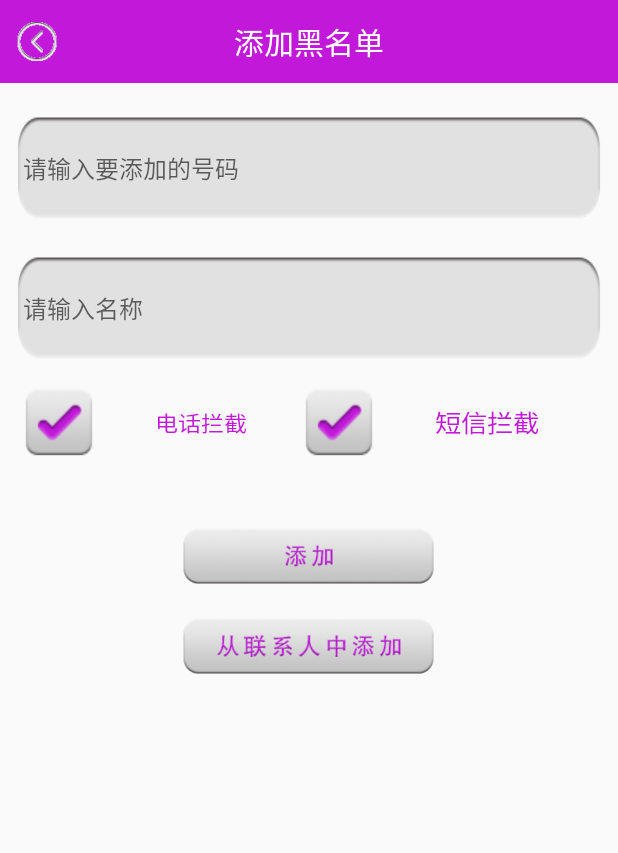
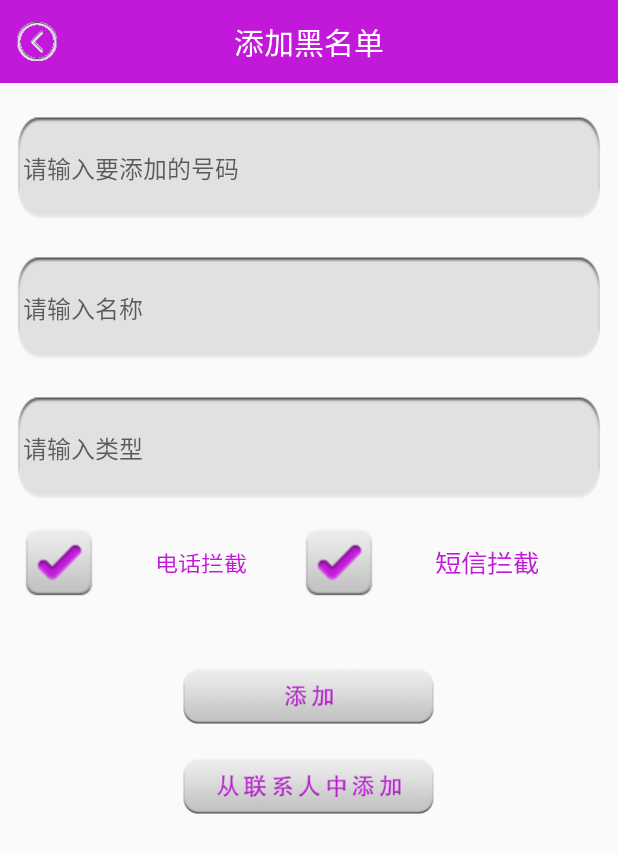
Before and after one commit to huangguangda/MobileGuard, an Android app: the AddBlackNumberActivity screen opened directly, with no data from a screen before it, on a phone screen of 412 x 824 dp. Shown: the top 853 px of the screen. Run offline under Robolectric (Android 15) with nearby library versions, the phone set to English and light mode, and no system bars.

Commit message:
课堂练习，加了黑名单类型的输入11.7

```diff
--- a/app/src/main/java/cn/edu/gdmec/android/mobileguard/m3communicationguard/AddBlackNumberActivity.java
+++ b/app/src/main/java/cn/edu/gdmec/android/mobileguard/m3communicationguard/AddBlackNumberActivity.java
@@ -21,6 +21,7 @@ public class AddBlackNumberActivity extends AppCompatActivity implements View.On
     private CheckBox mTelCB;
     private EditText mNumET;
     private EditText mNameET;
+    private EditText mStyleET;
     private BlackNumberDao dao;
 
     private void initView(){
@@ -34,6 +35,7 @@ public class AddBlackNumberActivity extends AppCompatActivity implements View.On
         mTelCB = (CheckBox) findViewById ( R.id.cb_blacknumber_tel );
         mNumET = (EditText) findViewById ( R.id.et_blacknumber );
         mNameET = (EditText) findViewById ( R.id.et_blackname );
+        mStyleET = (EditText ) findViewById ( R.id.et_blackstyle );
         findViewById ( R.id.add_blacknum_btn ).setOnClickListener ( this );
         findViewById ( R.id.add_fromcontact_btn ).setOnClickListener ( this );
     }
@@ -43,8 +45,10 @@ public class AddBlackNumberActivity extends AppCompatActivity implements View.On
         if (data != null){
             String phone = data.getStringExtra ( "phone" );
             String name = data.getStringExtra ( "name" );
+            String style = data.getStringExtra ( "style" );
             mNameET.setText ( name );
             mNumET.setText ( phone );
+            mStyleET.setText ( style );
         }
     }
 
@@ -66,6 +70,7 @@ public class AddBlackNumberActivity extends AppCompatActivity implements View.On
             case R.id.add_blacknum_btn:
                 String number=mNumET.getText ().toString ().trim ();
                 String name=mNameET.getText ().toString ().trim ();
+                String style=mStyleET.getText ().toString ().trim ();
                 if (TextUtils.isEmpty ( number ) || TextUtils.isEmpty ( name )) {
                     Toast.makeText ( this, "电话号码和手机号不能为空！", Toast.LENGTH_LONG ).show ();
                     return;
@@ -73,6 +78,7 @@ public class AddBlackNumberActivity extends AppCompatActivity implements View.On
                     BlackContactInfo blackContactInfo=new BlackContactInfo ();
                     blackContactInfo.phoneNumber=number;
                     blackContactInfo.contactName=name;
+                    blackContactInfo.style=style;
                     if (mSmsCB.isChecked () & mTelCB.isChecked ()) {
                         blackContactInfo.mode=3;
                     } else if (mSmsCB.isChecked () & !mTelCB.isChecked ()) {
--- a/app/src/main/java/cn/edu/gdmec/android/mobileguard/m3communicationguard/db/BlackNumberOpenHelper.java
+++ b/app/src/main/java/cn/edu/gdmec/android/mobileguard/m3communicationguard/db/BlackNumberOpenHelper.java
@@ -32,6 +32,7 @@ public class BlackNumberOpenHelper extends SQLiteOpenHelper {
         "(id integer primary key autoincrement," +
         "number varchar(20), " +
         "name varchar(255)," +
+        "style varchar(255)," +
         "mode integer)");
     }
     @Override
--- a/app/src/main/java/cn/edu/gdmec/android/mobileguard/m3communicationguard/db/dao/BlackNumberDao.java
+++ b/app/src/main/java/cn/edu/gdmec/android/mobileguard/m3communicationguard/db/dao/BlackNumberDao.java
@@ -32,6 +32,7 @@ public class BlackNumberDao {
         }
         values.put ( "number", blackContactInfo.phoneNumber );
         values.put ( "name", blackContactInfo.contactName );
+        values.put ( "style", blackContactInfo.style );
         values.put ( "mode", blackContactInfo.mode );
         long rowid = db.insert ( "blacknumber", null, values );
         if (rowid == -1){
@@ -56,7 +57,7 @@ public class BlackNumberDao {
     //分页查询数据库的记录
     public List<BlackContactInfo> getPageBlackNumber(int pagenumber, int pagesize){
         SQLiteDatabase db = blackNumberOpenHelper.getReadableDatabase ();
-        Cursor cursor = db.rawQuery ( "select number,mode,name from blacknumber limit ? offset ?",
+        Cursor cursor = db.rawQuery ( "select number,mode,name,style from blacknumber limit ? offset ?",
                 new String[] { String.valueOf ( pagesize ),
                 String.valueOf ( pagesize * pagenumber)});
         List<BlackContactInfo> mBlackContactInfos = new ArrayList<BlackContactInfo> (  );
@@ -65,6 +66,7 @@ public class BlackNumberDao {
             info.phoneNumber = cursor.getString ( 0 );
             info.mode = cursor.getInt ( 1 );
             info.contactName = cursor.getString ( 2 );
+            info.style = cursor.getString ( 3 );
             mBlackContactInfos.add ( info );
         }
         cursor.close ();
@@ -77,7 +79,7 @@ public class BlackNumberDao {
     public boolean IsNumberExist(String number){
         SQLiteDatabase db = blackNumberOpenHelper.getReadableDatabase ();
         Cursor cursor = db.query ( "blacknumber", null, "number=?",
-                new String[] { number }, null, null, null);
+                new String[] { number }, null, null, null, null);
         if (cursor.moveToNext ()){
             cursor.close ();
             db.close ();
--- a/app/src/main/java/cn/edu/gdmec/android/mobileguard/m3communicationguard/entity/BlackContactInfo.java
+++ b/app/src/main/java/cn/edu/gdmec/android/mobileguard/m3communicationguard/entity/BlackContactInfo.java
@@ -7,6 +7,7 @@ package cn.edu.gdmec.android.mobileguard.m3communicationguard.entity;
 public class BlackContactInfo {
     public String phoneNumber;
     public String contactName;
+    public String style;
     public int mode;
     public String getModeString(int mode){
         switch (mode){
--- a/app/src/main/res/layout/activity_add_black_number.xml
+++ b/app/src/main/res/layout/activity_add_black_number.xml
@@ -30,6 +30,19 @@
         android:paddingLeft="5dp"
         android:textColor="@color/bright_purple"
         android:textSize="16sp"/>
+    <EditText
+        android:id="@+id/et_blackstyle"
+        android:layout_width="match_parent"
+        android:layout_height="wrap_content"
+        android:layout_marginLeft="10dp"
+        android:layout_marginRight="10dp"
+        android:layout_marginTop="20dp"
+        android:background="@drawable/coner_white_rec"
+        android:hint="请输入类型"
+        android:paddingLeft="5dp"
+        android:textColor="@color/bright_purple"
+        android:textSize="16sp"/>
+
     <LinearLayout
         android:layout_width="match_parent"
         android:layout_height="wrap_content"
```
Also changed, not shown: app/src/main/java/cn/edu/gdmec/android/mobileguard/m3communicationguard/adapter/BlackContactAdapter.java (+10 -0 lines), app/src/main/res/layout/item_list_blackcontact.xml (+7 -0 lines).
